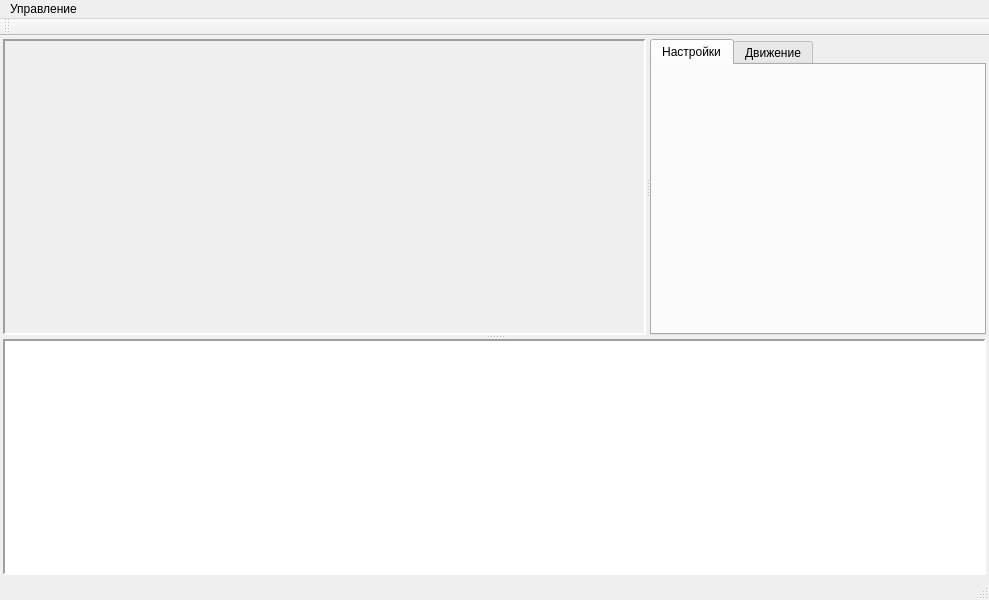
Before: the Qt Designer form robogui.ui in mashka-kashka/robot, drawn with Qt 5.
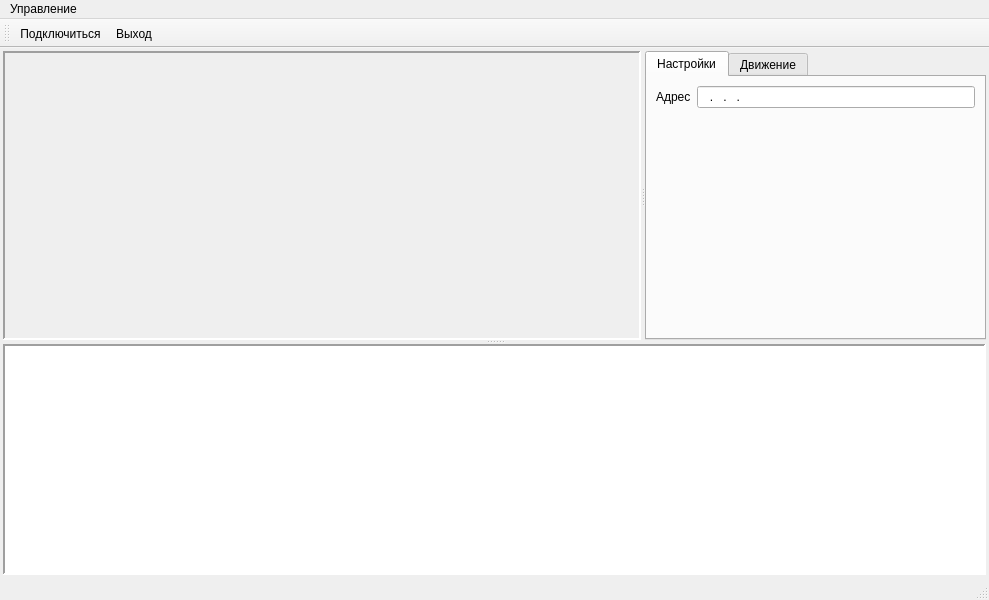
After: the same form once the commit is applied. Icons and pictures are not drawn.

The edit to the form file:
```diff
--- a/robogui.ui
+++ b/robogui.ui
@@ -81,10 +81,32 @@
         <property name="currentIndex">
          <number>0</number>
         </property>
+        <property name="iconSize">
+         <size>
+          <width>32</width>
+          <height>32</height>
+         </size>
+        </property>
         <widget class="QWidget" name="tabConfig">
          <attribute name="title">
           <string>Настройки</string>
          </attribute>
+         <layout class="QFormLayout" name="formLayout_2">
+          <item row="0" column="0">
+           <widget class="QLabel" name="label">
+            <property name="text">
+             <string>Адрес</string>
+            </property>
+           </widget>
+          </item>
+          <item row="0" column="1">
+           <widget class="QLineEdit" name="ip_address">
+            <property name="inputMask">
+             <string>000.000.000.000</string>
+            </property>
+           </widget>
+          </item>
+         </layout>
         </widget>
         <widget class="QWidget" name="tabMove">
          <attribute name="title">
@@ -130,19 +152,32 @@
    <property name="windowTitle">
     <string>toolBar</string>
    </property>
+   <property name="iconSize">
+    <size>
+     <width>32</width>
+     <height>32</height>
+    </size>
+   </property>
    <attribute name="toolBarArea">
     <enum>TopToolBarArea</enum>
    </attribute>
    <attribute name="toolBarBreak">
     <bool>false</bool>
    </attribute>
+   <addaction name="actionConnect"/>
+   <addaction name="actionExit"/>
   </widget>
   <action name="actionExit">
    <property name="icon">
     <iconset theme="system-shutdown"/>
    </property>
    <property name="text">
-    <string>Отключиться</string>
+    <string>Выход</string>
+   </property>
+  </action>
+  <action name="actionConnect">
+   <property name="text">
+    <string>Подключиться</string>
    </property>
   </action>
  </widget>
```
Left out of the diff: 1 changed line with no effect on the pictures.
